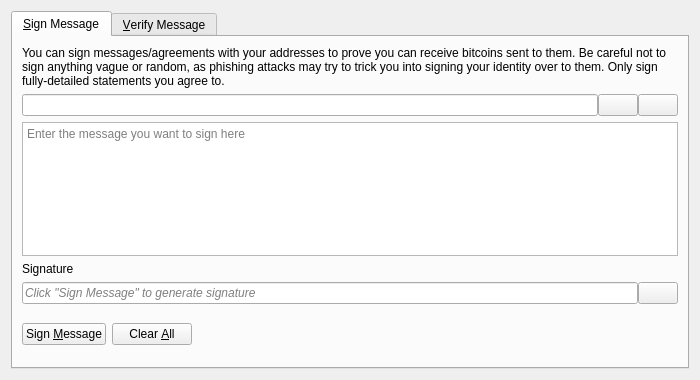
The window that src/qt/forms/signverifymessagedialog.ui (dimmarvel/newbellcoin) describes before a commit, drawn with Qt 5.
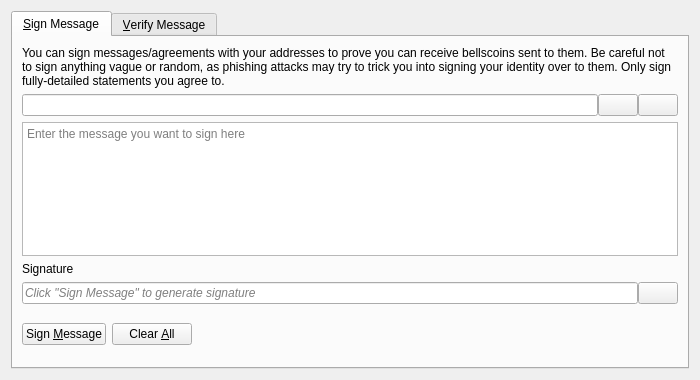
The same window after the commit. Icons and pictures are not drawn. Custom widgets are drawn as their Qt base class.

Diff of the .ui file:
```diff
--- a/src/qt/forms/signverifymessagedialog.ui
+++ b/src/qt/forms/signverifymessagedialog.ui
@@ -30,7 +30,7 @@
        <item>
         <widget class="QLabel" name="infoLabel_SM">
          <property name="text">
-          <string>You can sign messages/agreements with your addresses to prove you can receive bitcoins sent to them. Be careful not to sign anything vague or random, as phishing attacks may try to trick you into signing your identity over to them. Only sign fully-detailed statements you agree to.</string>
+          <string>You can sign messages/agreements with your addresses to prove you can receive bellscoins sent to them. Be careful not to sign anything vague or random, as phishing attacks may try to trick you into signing your identity over to them. Only sign fully-detailed statements you agree to.</string>
          </property>
          <property name="textFormat">
           <enum>Qt::PlainText</enum>
```
Left out of the diff: 26 changed lines with no effect on the pictures.
